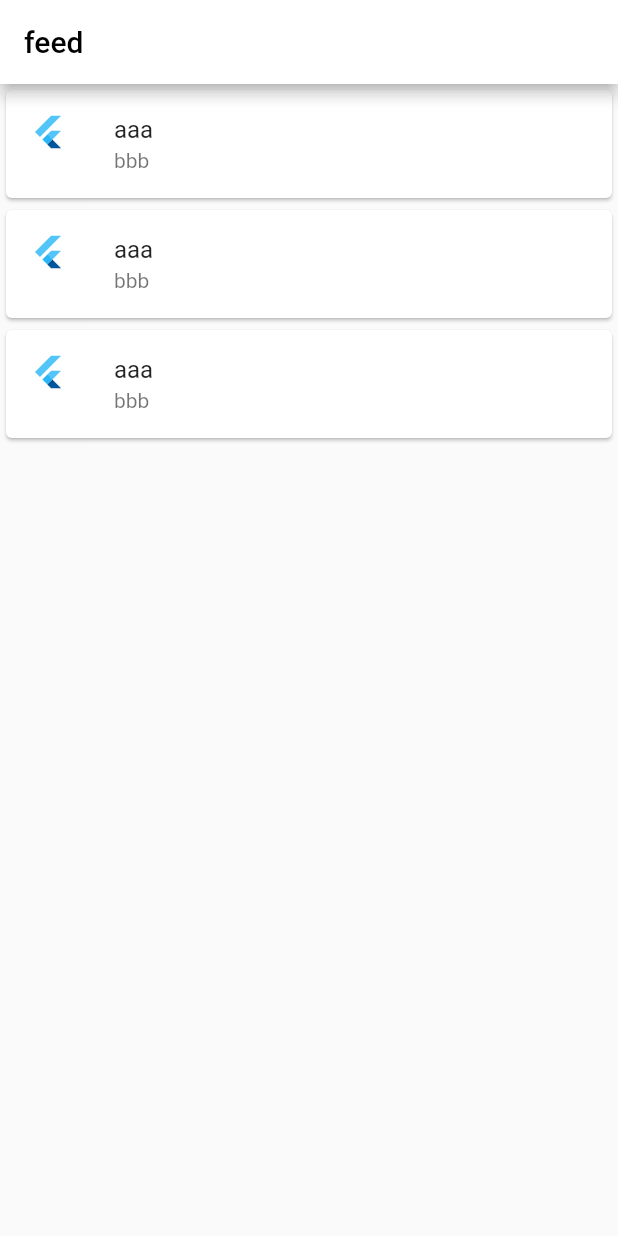
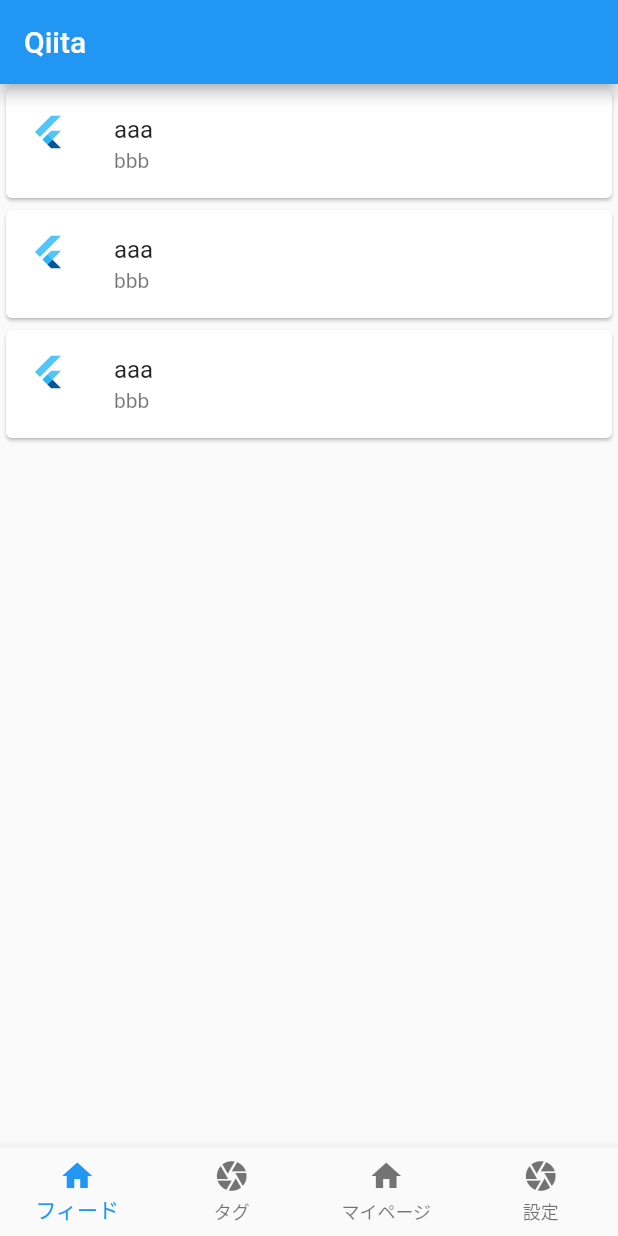
Before and after one commit to kota78/qiita_app, a Flutter app: the screen it shows after launch, on a phone screen of 412 x 824 dp. Run offline on Flutter 3.47's test engine with Material 2 defaults, Android fonts, the phone set to English and light mode, and no system bars.

Commit message:
・トップページ ・下タブで画面切り替え ・設定画面のレイアウト

```diff
--- a/lib/#02-Feed_Page.dart
+++ /dev/null
@@ -1,56 +0,0 @@
-import 'package:flutter/cupertino.dart';
-import 'package:flutter/material.dart';
-
-void main() {
-  runApp(MyApp());
-}
-
-class MyApp extends StatelessWidget {
-  // This widget is the root of your application.
-  @override
-  Widget build(BuildContext context) {
-    return MaterialApp(
-      title: 'Flutter Demo',
-      theme: ThemeData(
-        primarySwatch: Colors.blue,
-      ),
-      home: MyHomePage(title: 'Flutter Demo Home Page'),
-    );
-  }
-}
-
-class MyHomePage extends StatefulWidget {
-  MyHomePage({Key key, this.title}) : super(key: key);
-
-
-  final String title;
-
-  @override
-  _MyHomePageState createState() => _MyHomePageState();
-}
-
-class _MyHomePageState extends State<MyHomePage> {
-  @override
-  Widget build(BuildContext context) {
-    return Scaffold(
-        appBar: AppBar(
-            backgroundColor: Colors.white,
-            title: Text("feed", style: TextStyle(color: Colors.black),)),
-        body: CustomScrollView(
-          slivers: [
-            SliverList(
-              delegate: SliverChildListDelegate(
-                  [
-                    Card(child: ListTile(title: Text("aaa"),subtitle: Text("bbb"),leading: FlutterLogo(),)),
-                    Card(child: ListTile(title: Text("aaa"),subtitle: Text("bbb"),leading: FlutterLogo(),)),
-                    Card(child: ListTile(title: Text("aaa"),subtitle: Text("bbb"),leading: FlutterLogo(),)),
-                  ]
-              ),
-            ),
-
-            // other sliver widgets
-          ],
-        )
-    );
-  }
-}
--- /dev/null
+++ b/lib/feed_page_02.dart
@@ -0,0 +1,25 @@
+import 'package:flutter/material.dart';
+
+
+class FeedPage extends StatelessWidget {
+  @override
+  Widget build(BuildContext context) {
+    return Scaffold(
+        body: CustomScrollView(
+          slivers: [
+            SliverList(
+              delegate: SliverChildListDelegate(
+                  [
+                    Card(child: ListTile(title: Text("aaa"),subtitle: Text("bbb"),leading: FlutterLogo(),)),
+                    Card(child: ListTile(title: Text("aaa"),subtitle: Text("bbb"),leading: FlutterLogo(),)),
+                    Card(child: ListTile(title: Text("aaa"),subtitle: Text("bbb"),leading: FlutterLogo(),)),
+                  ]
+              ),
+            ),
+
+            // other sliver widgets
+          ],
+        )
+    );
+  }
+}
--- a/lib/main.dart
+++ b/lib/main.dart
@@ -1,56 +1,14 @@
-import 'package:flutter/cupertino.dart';
 import 'package:flutter/material.dart';
+import 'package:qiita_app/root.dart';
 
-void main() {
-  runApp(MyApp());
-}
+void main() => runApp(MyApp());
 
 class MyApp extends StatelessWidget {
-  // This widget is the root of your application.
   @override
   Widget build(BuildContext context) {
     return MaterialApp(
       title: 'Flutter Demo',
-      theme: ThemeData(
-        primarySwatch: Colors.blue,
-      ),
-      home: MyHomePage(title: 'Flutter Demo Home Page'),
+      home: Root(),
     );
   }
 }
-
-class MyHomePage extends StatefulWidget {
-  MyHomePage({Key key, this.title}) : super(key: key);
-
-
-  final String title;
-
-  @override
-  _MyHomePageState createState() => _MyHomePageState();
-}
-
-class _MyHomePageState extends State<MyHomePage> {
-  @override
-  Widget build(BuildContext context) {
-    return Scaffold(
-      appBar: AppBar(
-        backgroundColor: Colors.white,
-          title: Text("feed", style: TextStyle(color: Colors.black),)),
-        body: CustomScrollView(
-          slivers: [
-            SliverList(
-              delegate: SliverChildListDelegate(
-                [
-                  Card(child: ListTile(title: Text("aaa"),subtitle: Text("bbb"),leading: FlutterLogo(),)),
-                  Card(child: ListTile(title: Text("aaa"),subtitle: Text("bbb"),leading: FlutterLogo(),)),
-                  Card(child: ListTile(title: Text("aaa"),subtitle: Text("bbb"),leading: FlutterLogo(),)),
-                ]
-              ),
-            ),
-
-            // other sliver widgets
-          ],
-        )
-    );
-  }
-}
--- /dev/null
+++ b/lib/root.dart
@@ -0,0 +1,51 @@
+import 'package:flutter/material.dart';
+import 'package:qiita_app/feed_page_02.dart';
+import 'package:qiita_app/tag_page_03.dart';
+import 'package:qiita_app/my_page_05.dart';
+import 'package:qiita_app/setting_page_06.dart';
+
+class Root extends StatefulWidget {
+  const Root({Key key}) : super(key: key);
+
+  @override
+  _RootState createState() => _RootState();
+}
+
+class _RootState extends State<Root> {
+  int _selectedIndex = 0;
+  List<Widget> _widgetOptions = <Widget>[
+    FeedPage(),
+    TagPage(),
+    MyPage(),
+    SettingPage(),
+  ];
+
+  void _onItemTap(int index){
+    setState(() {
+      _selectedIndex = index;
+    });
+  }
+
+  @override
+  Widget build(BuildContext context) {
+    return Scaffold(
+      appBar: AppBar(
+        title: Text('Qiita'),
+      ),
+      body: Center(
+        child: _widgetOptions.elementAt((_selectedIndex)),
+      ),
+      bottomNavigationBar: BottomNavigationBar(
+        type: BottomNavigationBarType.fixed,
+        items: const <BottomNavigationBarItem>[
+          BottomNavigationBarItem(icon: Icon(Icons.home),label: "フィード"),
+          BottomNavigationBarItem(icon: Icon(Icons.camera),label: "タグ"),
+          BottomNavigationBarItem(icon: Icon(Icons.home),label: "マイページ"),
+          BottomNavigationBarItem(icon: Icon(Icons.camera),label: "設定"),
+      ],
+      currentIndex: _selectedIndex,
+        onTap: _onItemTap,
+      ),
+    );
+  }
+}
--- a/pubspec.yaml
+++ b/pubspec.yaml
@@ -1,4 +1,4 @@
-name: teirei706
+name: qiita_app
 description: A new Flutter project.
 
 # The following line prevents the package from being accidentally published to
```
Also changed, not shown: lib/my_page_05.dart (added, +25 -0 lines), lib/nav.dart (added, +10 -0 lines), lib/setting_page_06.dart (added, +67 -0 lines), lib/tag_page_03.dart (added, +25 -0 lines), lib/Top_Page_01.dart (renamed from lib/#01-Top_Page.dart), 12 other files.
